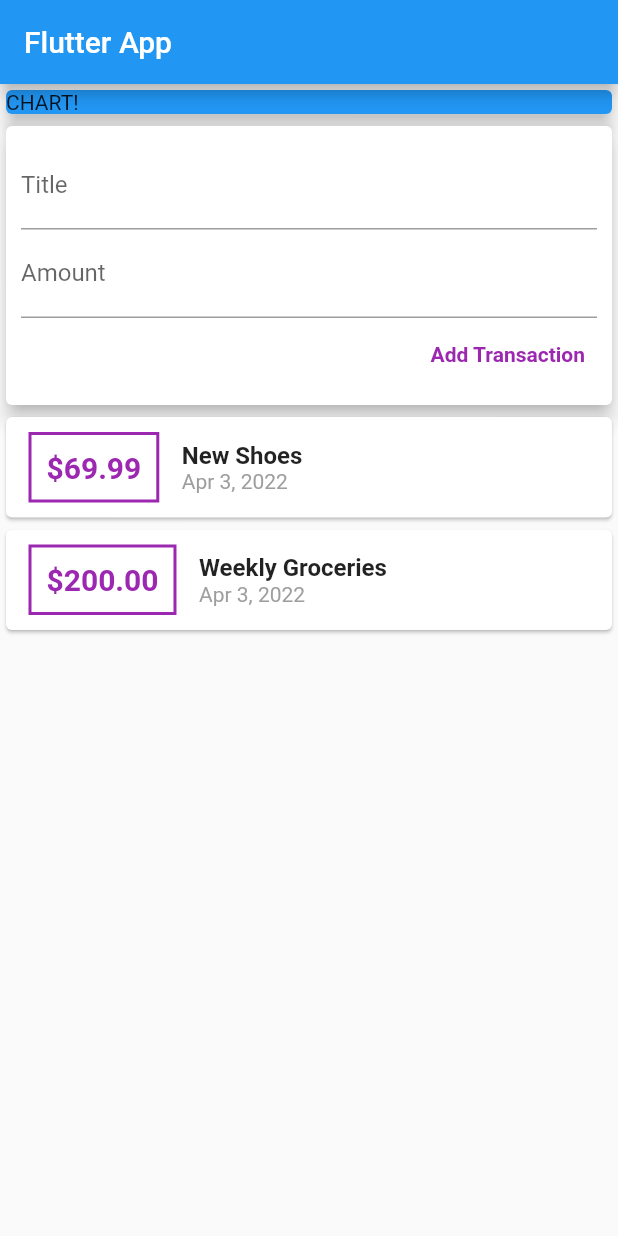
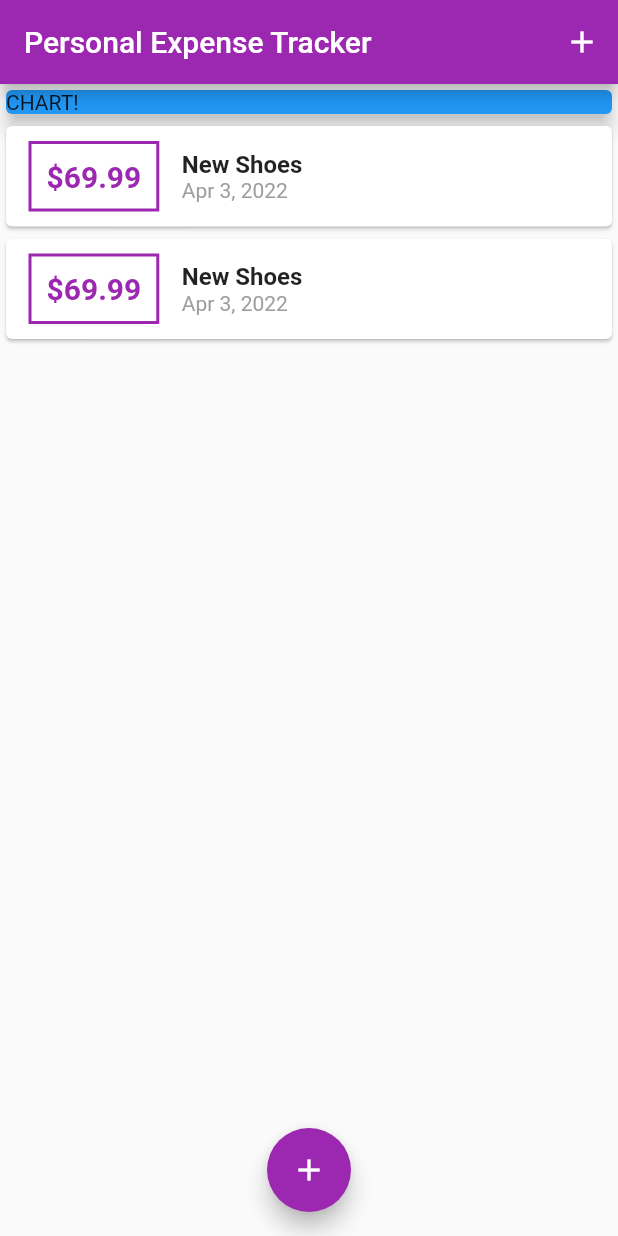
Before and after one commit to derekdotdev/personal-expenses-flutter, a Flutter app: the screen it shows after launch, on a phone screen of 412 x 824 dp. Run offline on Flutter 3.47's test engine with Material 2 defaults, Android fonts, the phone set to English and light mode, and no system bars.

Commit message:
Add IconButton to AppBar and FloatingActionButton which calls startAddNewTransaction to showModalBottomSheeet and returns NewTransaction widget. This required HomePage to be converted to Stateful. Deleted user_transaction widget.

```diff
--- a/lib/main.dart
+++ b/lib/main.dart
@@ -1,5 +1,7 @@
 import 'package:flutter/material.dart';
-import './widgets/user_transactions.dart';
+import './widgets/new_transaction.dart';
+import './widgets/transaction_list.dart';
+import 'models/transaction.dart';
 
 void main() {
   runApp(const MyApp());
@@ -21,12 +23,61 @@ class MyApp extends StatelessWidget {
   }
 }
 
-class MyHomePage extends StatelessWidget {
+class MyHomePage extends StatefulWidget {
+  @override
+  State<MyHomePage> createState() => _MyHomePageState();
+}
+
+class _MyHomePageState extends State<MyHomePage> {
+  final List<Transaction> _userTransactions = [
+    Transaction(
+      id: 't1',
+      title: 'New Shoes',
+      amount: 69.99,
+      date: DateTime.now(),
+    ),
+    Transaction(
+      id: 't1',
+      title: 'New Shoes',
+      amount: 69.99,
+      date: DateTime.now(),
+    ),
+  ];
+
+  void _addNewTransaction(String txTitle, double txAmount) {
+    final newTx = Transaction(
+      title: txTitle,
+      amount: txAmount,
+      date: DateTime.now(),
+      id: DateTime.now().toString(),
+    );
+
+    setState(() {
+      _userTransactions.add(newTx);
+    });
+  }
+
+  void _startAddNewTransaction(BuildContext ctx) {
+    showModalBottomSheet(
+      context: ctx,
+      builder: (bCtx) {
+        return NewTransaction(_addNewTransaction);
+      },
+    );
+  }
+
   @override
   Widget build(BuildContext context) {
     return Scaffold(
       appBar: AppBar(
-        title: const Text('Flutter App'),
+        backgroundColor: Colors.purple,
+        title: const Text('Personal Expense Tracker'),
+        actions: [
+          IconButton(
+            icon: Icon(Icons.add),
+            onPressed: () => _startAddNewTransaction(context),
+          )
+        ],
       ),
       body: SingleChildScrollView(
         child: Column(
@@ -43,11 +94,17 @@ class MyHomePage extends StatelessWidget {
               ),
             ),
             //
-            UserTransactions(),
+            TransactionList(_userTransactions),
             // List of Transactions
           ],
         ),
       ),
+      floatingActionButtonLocation: FloatingActionButtonLocation.centerFloat,
+      floatingActionButton: FloatingActionButton(
+        backgroundColor: Colors.purple,
+        child: Icon(Icons.add),
+        onPressed: () => _startAddNewTransaction(context),
+      ),
     );
   }
 }
--- a/lib/widgets/user_transactions.dart
+++ /dev/null
@@ -1,50 +0,0 @@
-import 'package:flutter/material.dart';
-import '../models/transaction.dart';
-import '../widgets/transaction_list.dart';
-import '../widgets/new_transaction.dart';
-
-class UserTransactions extends StatefulWidget {
-  const UserTransactions({Key? key}) : super(key: key);
-
-  @override
-  State<UserTransactions> createState() => _UserTransactionsState();
-}
-
-class _UserTransactionsState extends State<UserTransactions> {
-  final List<Transaction> _userTransactions = [
-    Transaction(
-      id: 't1',
-      title: 'New Shoes',
-      amount: 69.99,
-      date: DateTime.now(),
-    ),
-    Transaction(
-      id: 't2',
-      title: 'Weekly Groceries',
-      amount: 200.00,
-      date: DateTime.now(),
-    ),
-  ];
-
-  void _addNewTransaction(String txTitle, double txAmount) {
-    final newTx = Transaction(
-        title: txTitle,
-        amount: txAmount,
-        date: DateTime.now(),
-        id: DateTime.now().toString());
-
-    setState(() {
-      _userTransactions.add(newTx);
-    });
-  }
-
-  @override
-  Widget build(BuildContext context) {
-    return Column(
-      children: [
-        NewTransaction(_addNewTransaction),
-        TransactionList(_userTransactions),
-      ],
-    );
-  }
-}
```
